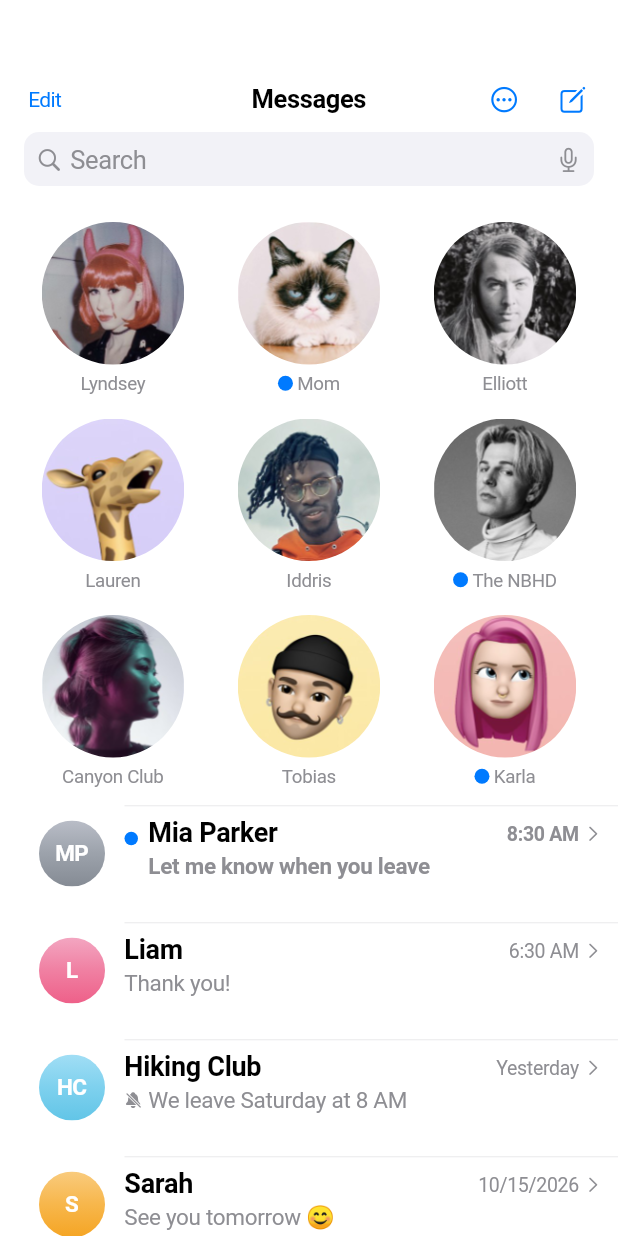
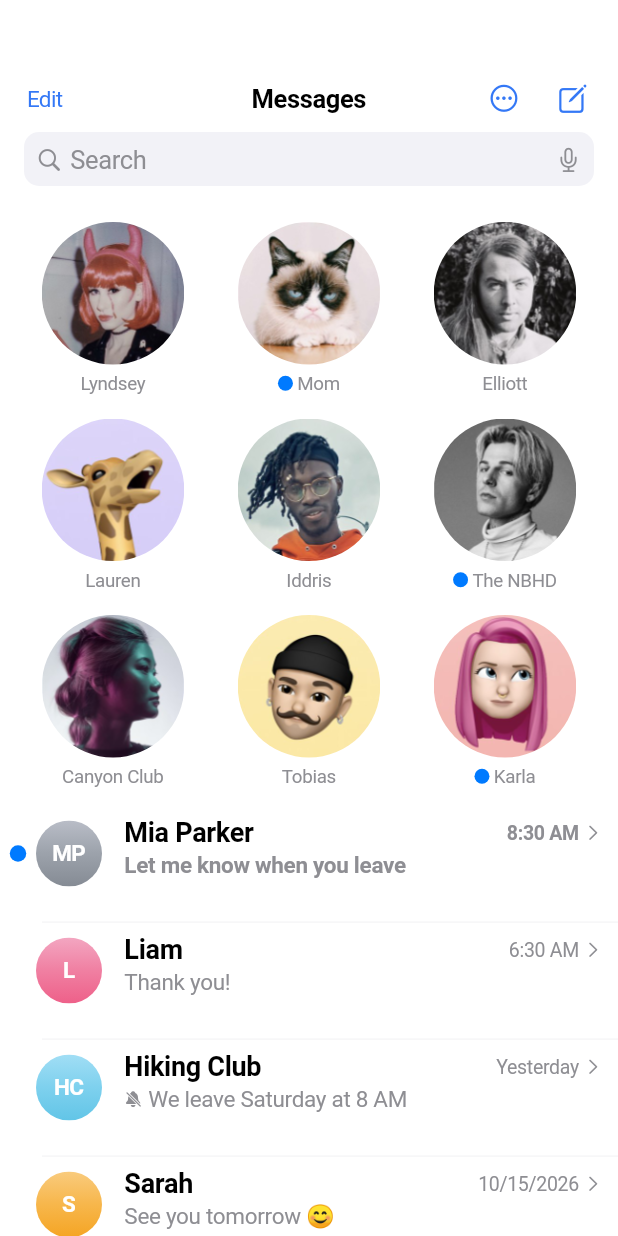
Before and after one commit to bluebubbles-app/bluebubbles, a Flutter app: the screen it shows after launch, on a phone screen of 412 x 824 dp. Run offline on Flutter 3.47's test engine with Material 3 defaults, Android fonts, the phone set to English and light mode, and no system bars; our stand-ins replace audioplayers, cross_file, file_picker, share_plus, shared_preferences, sqflite; accounts and stored records are empty; Roboto replaces fonts that are missing (SF Pro Text).

Commit message:
Refine conversation list alignment

```diff
--- a/lib/screens/conversation_list_screen.dart
+++ b/lib/screens/conversation_list_screen.dart
@@ -801,7 +801,7 @@ class _ConversationListScreenState extends State<ConversationListScreen> {
                   color: MessagesPalette.label(context),
                   fontFamily: 'SF Pro Text',
                   fontSize: 17,
-                  fontWeight: FontWeight.w700,
+                  fontWeight: FontWeight.w600,
                   letterSpacing: -.25,
                 ),
               ),
@@ -817,9 +817,9 @@ class _ConversationListScreenState extends State<ConversationListScreen> {
                   child: Text(
                     _selectingConversations ? 'Done' : 'Edit',
                     style: const TextStyle(
-                      color: MessagesPalette.blue,
+                      color: MessagesPalette.headerActionBlue,
                       fontFamily: 'SF Pro Text',
-                      fontSize: 14,
+                      fontSize: 15,
                       fontWeight: FontWeight.w400,
                     ),
                   ),
@@ -832,7 +832,11 @@ class _ConversationListScreenState extends State<ConversationListScreen> {
                   minSize: 44,
                   padding: EdgeInsets.zero,
                   onPressed: _selectingConversations ? null : _openSettings,
-                  child: const Icon(CupertinoIcons.ellipsis_circle, size: 20),
+                  child: const Icon(
+                    CupertinoIcons.ellipsis_circle,
+                    color: MessagesPalette.headerActionBlue,
+                    size: 21,
+                  ),
                 ),
               ),
               Positioned(
@@ -844,7 +848,11 @@ class _ConversationListScreenState extends State<ConversationListScreen> {
                   onPressed: _selectingConversations
                       ? null
                       : _composeNewMessage,
-                  child: const Icon(CupertinoIcons.square_pencil, size: 20),
+                  child: const Icon(
+                    CupertinoIcons.square_pencil,
+                    color: MessagesPalette.headerActionBlue,
+                    size: 22,
+                  ),
                 ),
               ),
             ],
@@ -2362,7 +2370,9 @@ class ConversationRow extends StatelessWidget {
     final highlighted = conversation.unreadCount > 0;
     return ColoredBox(
       color: MessagesPalette.background(context),
-      child: CupertinoButton(
+      child: Stack(
+        children: [
+          CupertinoButton(
             pressedOpacity: .55,
             padding: EdgeInsets.zero,
             onPressed: onTap,
@@ -2373,12 +2383,28 @@ class ConversationRow extends StatelessWidget {
                   Padding(
                     padding: const EdgeInsets.only(left: 12, top: 27),
                     child: _SelectionCircle(selected: selected),
+                  )
+                else
+                  SizedBox(
+                    width: 24,
+                    height: 64,
+                    child: highlighted
+                        ? const Center(
+                            child: DecoratedBox(
+                              decoration: BoxDecoration(
+                                color: MessagesPalette.blue,
+                                shape: BoxShape.circle,
+                              ),
+                              child: SizedBox(width: 11, height: 11),
+                            ),
+                          )
+                        : null,
                   ),
                 Padding(
                   padding: EdgeInsets.fromLTRB(
-                selectionMode ? 10 : 26,
+                    selectionMode ? 10 : 0,
                     10,
-                13,
+                    selectionMode ? 13 : 15,
                     10,
                   ),
                   child: ContactAvatar(conversation: conversation, size: 44),
@@ -2387,29 +2413,9 @@ class ConversationRow extends StatelessWidget {
                   child: Container(
                     constraints: const BoxConstraints(minHeight: 78),
                     padding: const EdgeInsets.fromLTRB(0, 9, 10, 8),
-                decoration: BoxDecoration(
-                  border: Border(
-                    top: BorderSide(
-                      color: MessagesPalette.hairline(context)
-                          .withValues(alpha: .55),
-                      width: .45,
-                    ),
-                  ),
-                ),
                     child: Row(
                       crossAxisAlignment: CrossAxisAlignment.start,
                       children: [
-                    if (highlighted)
-                      const Padding(
-                        padding: EdgeInsets.only(top: 8, right: 7),
-                        child: DecoratedBox(
-                          decoration: BoxDecoration(
-                            color: MessagesPalette.blue,
-                            shape: BoxShape.circle,
-                          ),
-                          child: SizedBox(width: 9, height: 9),
-                        ),
-                      ),
                         Expanded(
                           child: Column(
                             crossAxisAlignment: CrossAxisAlignment.start,
@@ -2435,7 +2441,8 @@ class ConversationRow extends StatelessWidget {
                                       child: Icon(
                                         CupertinoIcons.bell_slash_fill,
                                         size: 12,
-                                    color: MessagesPalette.secondaryLabel(
+                                        color:
+                                            MessagesPalette.secondaryLabel(
                                           context,
                                         ),
                                       ),
@@ -2445,8 +2452,8 @@ class ConversationRow extends StatelessWidget {
                                       conversation.preview,
                                       maxLines: 2,
                                       overflow: TextOverflow.ellipsis,
-                                  style:
-                                      MessagesText.secondary(context).copyWith(
+                                      style: MessagesText.secondary(context)
+                                          .copyWith(
                                         fontSize: 15,
                                         height: 1.15,
                                         fontWeight: highlighted
@@ -2466,8 +2473,12 @@ class ConversationRow extends StatelessWidget {
                           child: Row(
                             children: [
                               Text(
-                            _relativeTime(context, conversation.updatedAt),
-                            style: MessagesText.secondary(context).copyWith(
+                                _relativeTime(
+                                  context,
+                                  conversation.updatedAt,
+                                ),
+                                style:
+                                    MessagesText.secondary(context).copyWith(
                                   fontSize: 13,
                                   fontWeight: highlighted
                                       ? FontWeight.w600
@@ -2478,17 +2489,32 @@ class ConversationRow extends StatelessWidget {
                               Icon(
                                 CupertinoIcons.chevron_right,
                                 size: 13,
-                            color: MessagesPalette.secondaryLabel(context),
-                          ),
-                        ],
-                      ),
-                    ),
-                  ],
-                ),
-              ),
-            ),
-          ],
-        ),
+                                color:
+                                    MessagesPalette.secondaryLabel(context),
+                              ),
+                            ],
+                          ),
+                        ),
+                      ],
+                    ),
+                  ),
+                ),
+              ],
+            ),
+          ),
+          Positioned(
+            left: 28,
+            right: 0,
+            bottom: 0,
+            child: IgnorePointer(
+              child: ColoredBox(
+                color: MessagesPalette.hairline(context)
+                    .withValues(alpha: .55),
+                child: const SizedBox(height: .45),
+              ),
+            ),
+          ),
+        ],
       ),
     );
   }
--- a/lib/theme/messages_theme.dart
+++ b/lib/theme/messages_theme.dart
@@ -2,6 +2,7 @@ import 'package:flutter/cupertino.dart';
 
 abstract final class MessagesPalette {
   static const blue = Color(0xFF007AFF);
+  static const headerActionBlue = Color(0xFF3478F6);
   static const darkBlue = Color(0xFF0A84FF);
   static const green = Color(0xFF34C759);
   static const darkGreen = Color(0xFF30D158);
```
Lines whose indentation alone changed are shown as unchanged.
